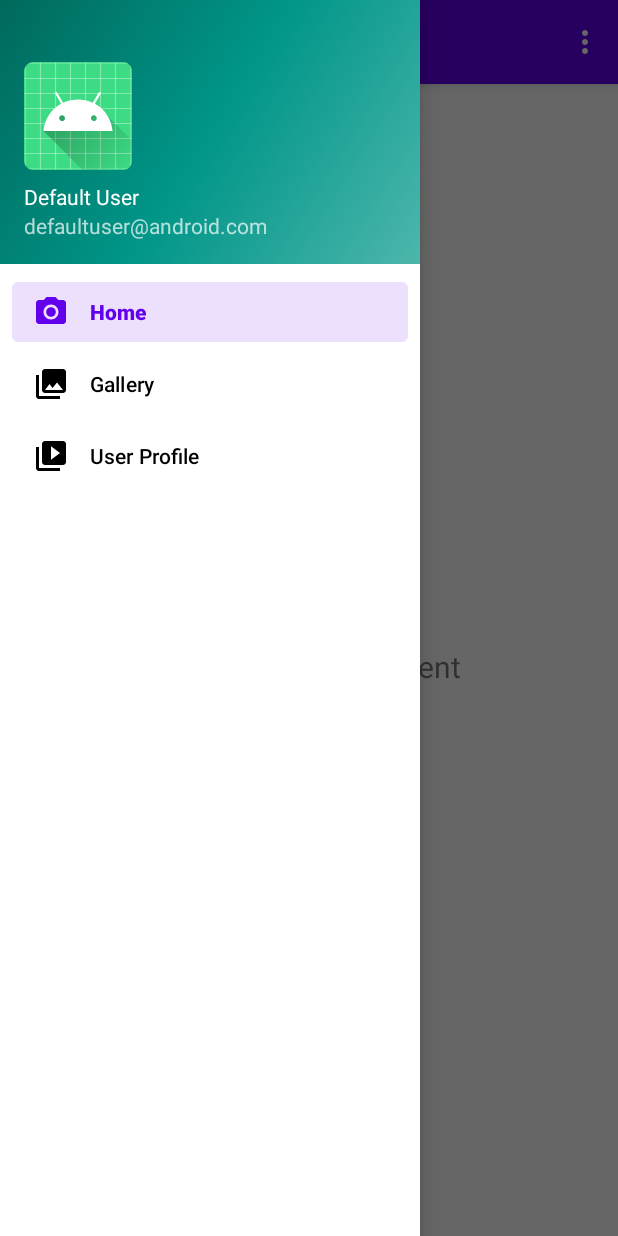
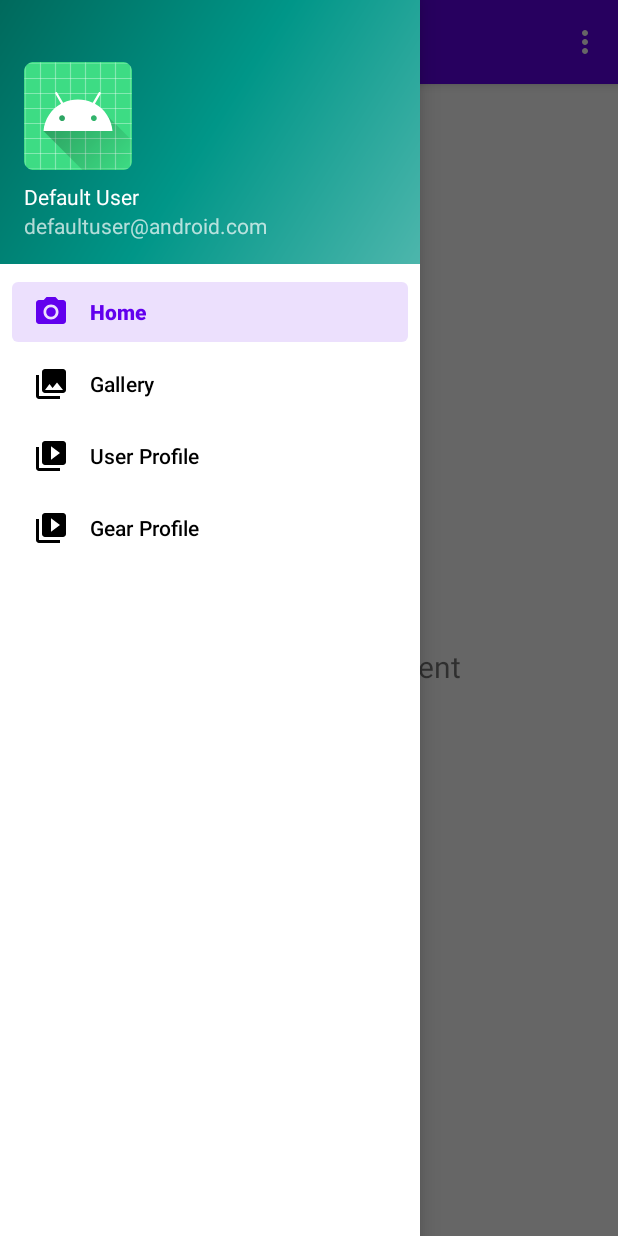
Before and after one commit to BenjaminMichaelis/SkiDayz, an Android app: the screen it shows after launch (MainActivity), with the side drawer open, on a phone screen of 412 x 824 dp. Run offline under Robolectric (Android 15) with nearby library versions, the phone set to English and light mode, and no system bars; our stand-ins replace navigation-ui.

Commit message:
Current progress

```diff
--- a/app/src/main/java/com/example/skidayz/ui/gearprofile/GearProfileFragment.kt
+++ b/app/src/main/java/com/example/skidayz/ui/gearprofile/GearProfileFragment.kt
@@ -7,11 +7,11 @@ import android.view.ViewGroup
 import android.widget.TextView
 import androidx.fragment.app.Fragment
 import androidx.lifecycle.ViewModelProvider
-import com.example.skidayz.databinding.FragmentGearProfileBinding
+import com.example.skidayz.databinding.FragmentGearBinding
 
 class GearProfileFragment : Fragment() {
 
-    private var _binding: FragmentGearProfileBinding? = null
+    private var _binding: FragmentGearBinding? = null
 
     // This property is only valid between onCreateView and
     // onDestroyView.
@@ -25,7 +25,7 @@ class GearProfileFragment : Fragment() {
         val userProfileViewModel =
             ViewModelProvider(this).get(GearProfileViewModel::class.java)
 
-        _binding = FragmentGearProfileBinding.inflate(inflater, container, false)
+        _binding = FragmentGearBinding.inflate(inflater, container, false)
         val root: View = binding.root
 
         val textView: TextView = binding.imageTitle
--- a/app/src/main/res/layout/fragment_add_gear.xml
+++ b/app/src/main/res/layout/fragment_add_gear.xml
@@ -4,7 +4,7 @@
     xmlns:tools="http://schemas.android.com/tools"
     android:layout_width="match_parent"
     android:layout_height="match_parent"
-    tools:context=".ui.userprofile.UserProfileFragment">
+    tools:context=".ui.gearprofile.GearProfileFragment">
 
     <LinearLayout
         android:layout_width="match_parent"
--- a/app/src/main/res/menu/activity_main_drawer.xml
+++ b/app/src/main/res/menu/activity_main_drawer.xml
@@ -16,5 +16,9 @@
             android:id="@+id/nav_slideshow"
             android:icon="@drawable/ic_menu_slideshow"
             android:title="@string/menu_user_profile" />
+        <item
+            android:id="@+id/nav_slideshow_1"
+            android:icon="@drawable/ic_menu_slideshow"
+            android:title="@string/menu_gear_profile" />
     </group>
 </menu>
--- a/app/src/main/res/navigation/mobile_navigation.xml
+++ b/app/src/main/res/navigation/mobile_navigation.xml
@@ -22,4 +22,9 @@
         android:name="com.example.skidayz.ui.userprofile.UserProfileFragment"
         android:label="@string/menu_user_profile"
         tools:layout="@layout/fragment_user_profile" />
+    <fragment
+        android:id="@+id/gearProfileFragment"
+        android:name="com.example.skidayz.ui.gearprofile.GearProfileFragment"
+        android:label="@string/menu_gear_profile"
+        tools:layout="@layout/fragment_add_gear" />
 </navigation>
--- a/app/src/main/res/values/strings.xml
+++ b/app/src/main/res/values/strings.xml
@@ -10,4 +10,5 @@
     <string name="menu_home">Home</string>
     <string name="menu_gallery">Gallery</string>
     <string name="menu_user_profile">User Profile</string>
+    <string name= "menu_gear_profile">Gear Profile</string>>
 </resources>
```
